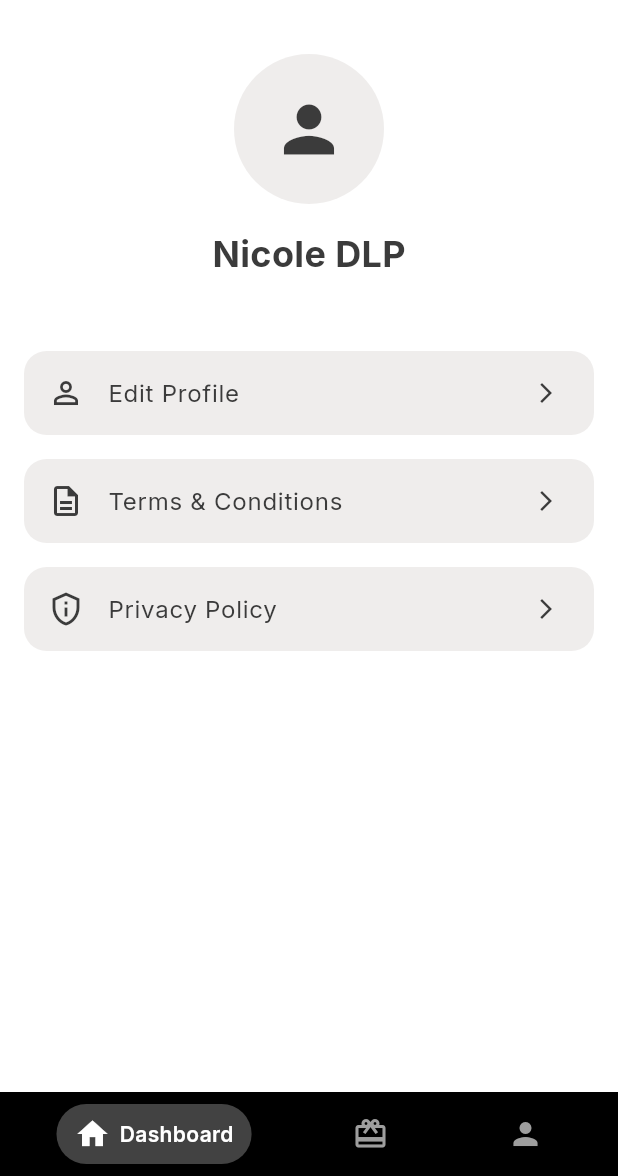
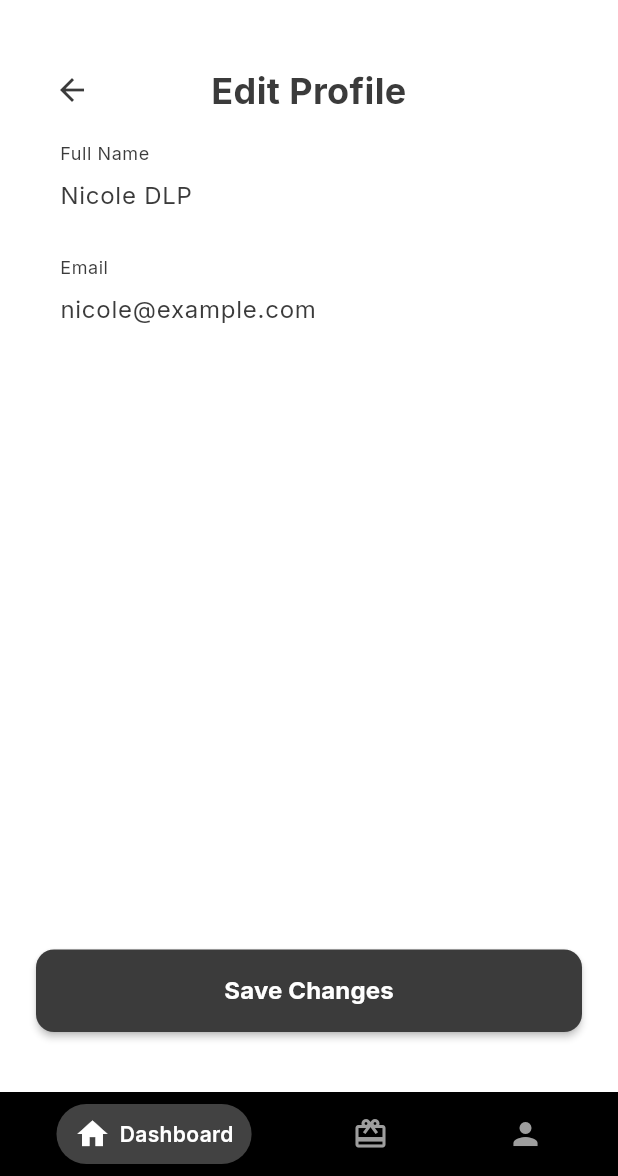
Before and after one commit to orya-ai/v3, a Flutter app: the ProfilePage screen opened by its route, after a tap on "Edit Profile", on a phone screen of 412 x 824 dp, the part 60-1236 px from its top. Run offline on Flutter 3.47's test engine with Material 3 defaults, Android fonts, the phone set to English and light mode, and no system bars; our stand-ins replace cloud_firestore, firebase_auth, firebase_core, flutter_riverpod, go_router, google_fonts; accounts and stored records are empty.

Commit message:
edit profile page added but not connected properly yet

```diff
--- /dev/null
+++ b/lib/features/profile/presentation/edit_profile_page.dart
@@ -0,0 +1,130 @@
+import 'package:flutter/material.dart';
+import '../../../core/theme/app_theme.dart';
+
+class EditProfilePage extends StatefulWidget {
+  final String currentName;
+  const EditProfilePage({super.key, required this.currentName});
+
+  @override
+  _EditProfilePageState createState() => _EditProfilePageState();
+}
+
+class _EditProfilePageState extends State<EditProfilePage> {
+  final _formKey = GlobalKey<FormState>();
+  late String _name;
+  String _email = 'nicole@example.com'; // Keep email as is for now
+
+  @override
+  void initState() {
+    super.initState();
+    _name = widget.currentName;
+  }
+
+  @override
+  Widget build(BuildContext context) {
+    return Container(
+      color: AppTheme.scaffoldBackgroundColor,
+      padding: const EdgeInsets.symmetric(horizontal: 24.0, vertical: 20.0),
+      child: Form(
+        key: _formKey,
+        child: Column(
+          crossAxisAlignment: CrossAxisAlignment.stretch,
+          children: [
+            Row(
+              children: [
+                IconButton(
+                  icon: const Icon(Icons.arrow_back, color: AppTheme.primaryTextColor),
+                  onPressed: () => Navigator.of(context).pop(),
+                ),
+                const Expanded(
+                  child: Text(
+                    'Edit Profile',
+                    textAlign: TextAlign.center,
+                    style: TextStyle(
+                      fontSize: 24,
+                      fontWeight: FontWeight.bold,
+                      color: AppTheme.primaryTextColor,
+                    ),
+                  ),
+                ),
+                const SizedBox(width: 48), // To balance the IconButton
+              ],
+            ),
+            const SizedBox(height: 18),
+            _buildTextField(
+                label: 'Full Name',
+                initialValue: _name,
+                onSaved: (value) => _name = value!),
+            const SizedBox(height: 20),
+            _buildTextField(
+                label: 'Email',
+                initialValue: _email,
+                onSaved: (value) => _email = value!),
+            const Spacer(),
+            ElevatedButton(
+              onPressed: () {
+                if (_formKey.currentState!.validate()) {
+                  _formKey.currentState!.save();
+                  Navigator.pop(context, _name);
+                }
+              },
+              style: ElevatedButton.styleFrom(
+                backgroundColor: AppTheme.primaryButtonColor,
+                padding: const EdgeInsets.symmetric(vertical: 16),
+                shape: RoundedRectangleBorder(
+                  borderRadius: BorderRadius.circular(12),
+                ),
+                elevation: 2,
+              ),
+              child: const Text(
+                'Save Changes',
+                style: TextStyle(
+                    fontSize: 16,
+                    color: Colors.white,
+                    fontWeight: FontWeight.bold),
+              ),
+            ),
+            const SizedBox(height: 20),
+          ],
+        ),
+      ),
+    );
+  }
+
+  Widget _buildTextField(
+      {required String label,
+      required String initialValue,
+      required FormFieldSetter<String> onSaved}) {
+    return TextFormField(
+      initialValue: initialValue,
+      onSaved: onSaved,
+      validator: (value) {
+        if (value == null || value.isEmpty) {
+          return 'Please enter your $label';
+        }
+        if (label == 'Email' && !value.contains('@')) {
+          return 'Please enter a valid email';
+        }
+        return null;
+      },
+      decoration: InputDecoration(
+        labelText: label,
+        labelStyle: const TextStyle(color: AppTheme.primaryTextColor),
+        filled: true,
+        fillColor: Colors.white.withOpacity(0.1),
+        border: OutlineInputBorder(
+          borderRadius: BorderRadius.circular(12),
+          borderSide: BorderSide.none,
+        ),
+        enabledBorder: OutlineInputBorder(
+          borderRadius: BorderRadius.circular(12),
+          borderSide: BorderSide.none,
+        ),
+        focusedBorder: OutlineInputBorder(
+          borderRadius: BorderRadius.circular(12),
+          borderSide: const BorderSide(color: AppTheme.accentColor, width: 1.5),
+        ),
+      ),
+    );
+  }
+}
--- a/lib/features/profile/presentation/profile_page.dart
+++ b/lib/features/profile/presentation/profile_page.dart
@@ -3,6 +3,7 @@ import '../../legal/privacy_policy_page.dart';
 import '../../legal/terms_page.dart';
 import 'widgets/profile_header.dart';
 import 'widgets/profile_menu_item.dart';
+import 'edit_profile_page.dart';
 
 class ProfilePage extends StatefulWidget {
   const ProfilePage({super.key});
@@ -25,8 +26,18 @@ class _ProfilePageState extends State<ProfilePage> {
           ProfileMenuItem(
             title: 'Edit Profile',
             icon: Icons.person_outline,
-            onTap: () {
-              // TODO: Implement edit profile functionality
+            onTap: () async {
+              final newName = await Navigator.push(
+                context,
+                MaterialPageRoute(
+                  builder: (context) => EditProfilePage(currentName: userName),
+                ),
+              );
+              if (newName != null && newName is String) {
+                setState(() {
+                  userName = newName;
+                });
+              }
             },
           ),
           ProfileMenuItem(
```
